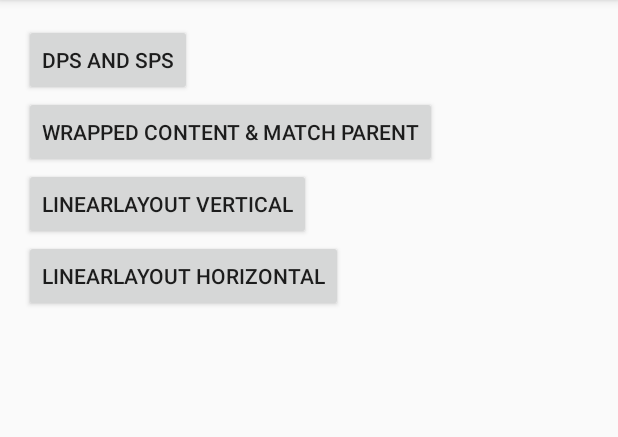
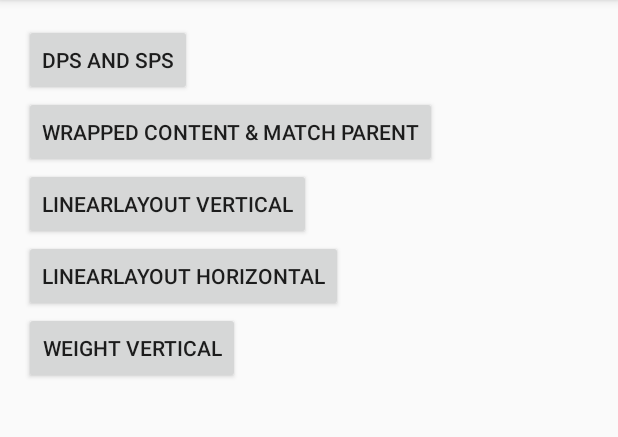
Before and after one commit to andynilson/Android4KidsExample, an Android app: the screen it shows after launch (MainActivity), on a phone screen of 412 x 824 dp, the part 84-521 px from its top. Run offline under Robolectric (Android 15) with nearby library versions, the phone set to English and light mode, and no system bars.

Commit message:
added weight example

```diff
--- a/app/src/main/AndroidManifest.xml
+++ b/app/src/main/AndroidManifest.xml
@@ -18,7 +18,8 @@
         <activity android:name=".DpSpActivity" />
         <activity android:name=".WrapMatchActivity" />
         <activity android:name=".OrientationVerticalActivity" />
-        <activity android:name=".OrientationHorizontalActivity"></activity>
+        <activity android:name=".OrientationHorizontalActivity" />
+        <activity android:name=".WeightActivity" />
     </application>
 
 </manifest>
--- a/app/src/main/java/com/andynilson/android4kidsexample/MainActivity.java
+++ b/app/src/main/java/com/andynilson/android4kidsexample/MainActivity.java
@@ -26,6 +26,10 @@ public class MainActivity extends AppCompatActivity {
             intent = new Intent(this, OrientationHorizontalActivity.class);//
         } else if (view.getId() == R.id.orientationvertical_button) {//
             intent = new Intent(this, OrientationVerticalActivity.class);//
+        } else if (view.getId() == R.id.weight_vertical_button) {//
+            intent = new Intent(this, WeightActivity.class);//
+
+
         }
 
 
--- a/app/src/main/res/layout/activity_main.xml
+++ b/app/src/main/res/layout/activity_main.xml
@@ -37,4 +37,13 @@
         android:id="@+id/orientationhorizontal_button"
         android:onClick="navigateToActivity"/>
 
+    <Button
+        android:layout_width="wrap_content"
+        android:layout_height="wrap_content"
+        android:text="weight vertical"
+        android:id="@+id/weight_vertical_button"
+        android:onClick="navigateToActivity"/>
+
+
+
 </LinearLayout>
```
Also changed, not shown: app/src/main/java/com/andynilson/android4kidsexample/WeightActivity.java (added, +13 -0 lines), app/src/main/res/layout/activity_weight.xml (added, +33 -0 lines).
